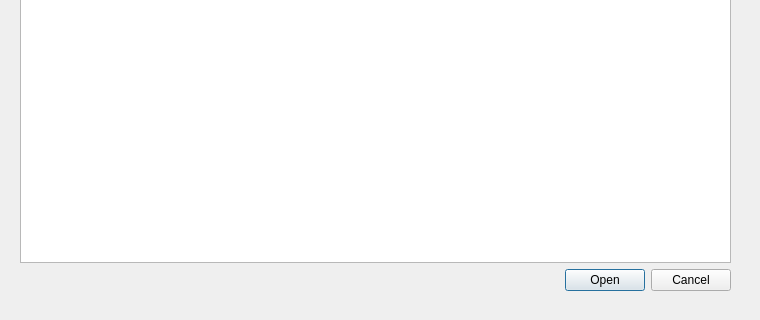
Old version of the form ui/viewAll.ui in the repository echoInVoid/EasyNote; both pictures show x 0 to 760 and y 280 to 600 of the 760 by 600 pixel window.
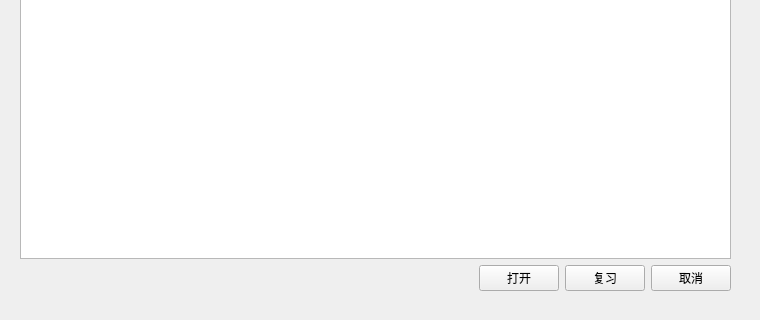
New version of the form.

Commit message: 允许用户复习笔记。

Patch:
```diff
--- a/ui/viewAll.ui
+++ b/ui/viewAll.ui
@@ -68,11 +68,42 @@
      <widget class="QListWidget" name="listWidget"/>
     </item>
     <item>
-     <widget class="QDialogButtonBox" name="operations">
-      <property name="standardButtons">
-       <set>QDialogButtonBox::Cancel|QDialogButtonBox::Open</set>
-      </property>
-     </widget>
+     <layout class="QHBoxLayout" name="operations">
+      <item>
+       <spacer name="spacer">
+        <property name="orientation">
+         <enum>Qt::Horizontal</enum>
+        </property>
+        <property name="sizeHint" stdset="0">
+         <size>
+          <width>40</width>
+          <height>20</height>
+         </size>
+        </property>
+       </spacer>
+      </item>
+      <item>
+       <widget class="QPushButton" name="open">
+        <property name="text">
+         <string>打开</string>
+        </property>
+       </widget>
+      </item>
+      <item>
+       <widget class="QPushButton" name="review">
+        <property name="text">
+         <string>复习</string>
+        </property>
+       </widget>
+      </item>
+      <item>
+       <widget class="QPushButton" name="cancel">
+        <property name="text">
+         <string>取消</string>
+        </property>
+       </widget>
+      </item>
+     </layout>
     </item>
    </layout>
   </widget>
```
The commit also changes 5 other files.
